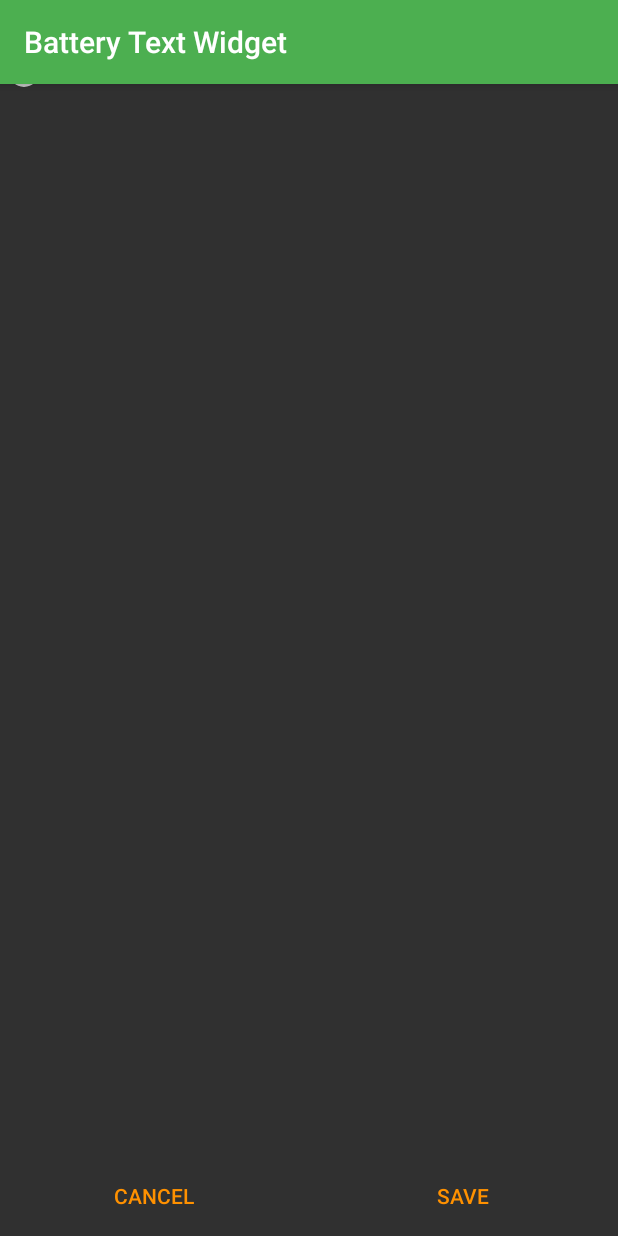
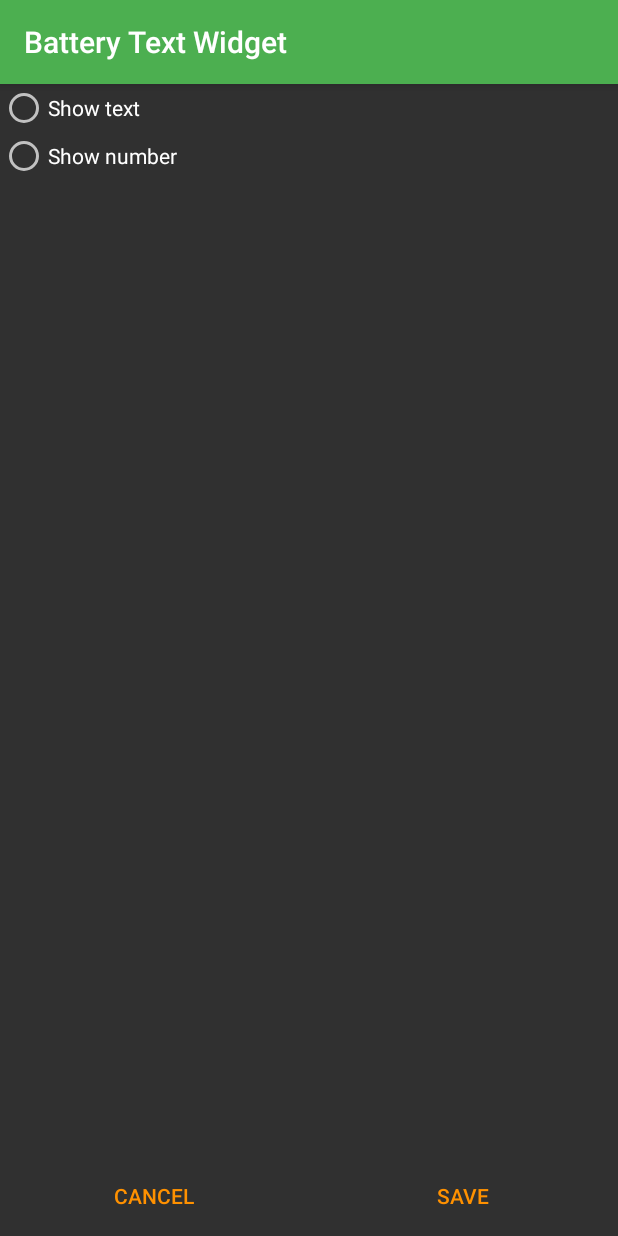
Before and after one commit to RedInput/BattStats, an Android app: the BatteryWidgetConfigureActivity screen opened directly, with no data from a screen before it, on a phone screen of 412 x 824 dp. Run offline under Robolectric (Android 15) with nearby library versions, the phone set to English and light mode, and no system bars; 1 statement that could not run was skipped.

Commit message:
Fixed bug with position of radio group in configuration activity

```diff
--- a/app/src/main/res/layout/battery_widget_configure.xml
+++ b/app/src/main/res/layout/battery_widget_configure.xml
@@ -21,7 +21,7 @@
         android:layout_height="wrap_content"
         android:orientation="vertical"
         app:layout_constraintStart_toStartOf="parent"
-        app:layout_constraintTop_toTopOf="parent">
+        app:layout_constraintTop_toBottomOf="@id/toolbar">
 
         <RadioButton
             android:id="@+id/radioText"
```
